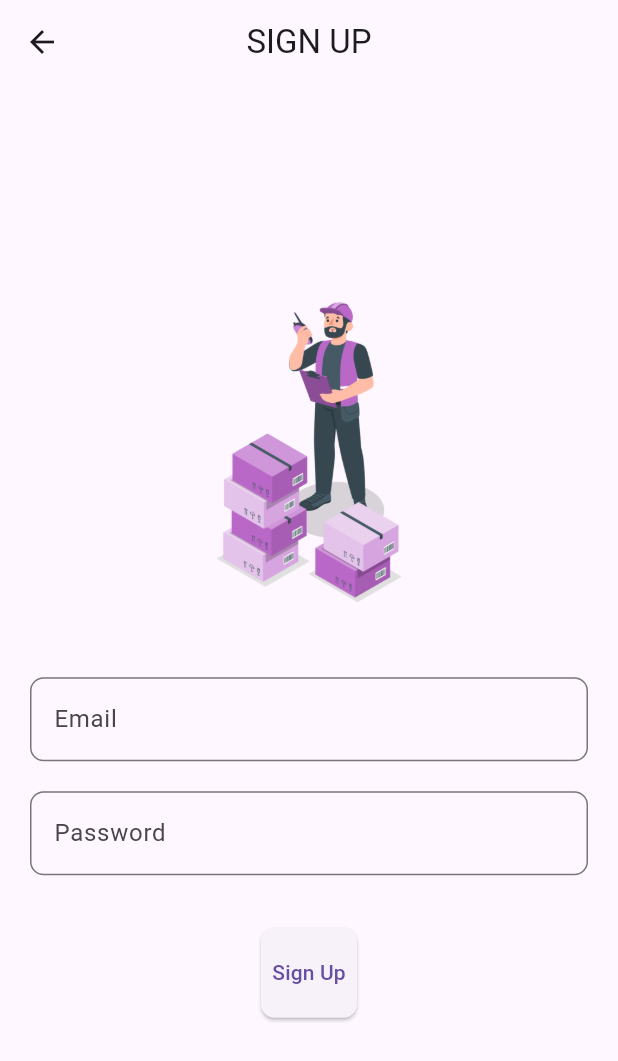
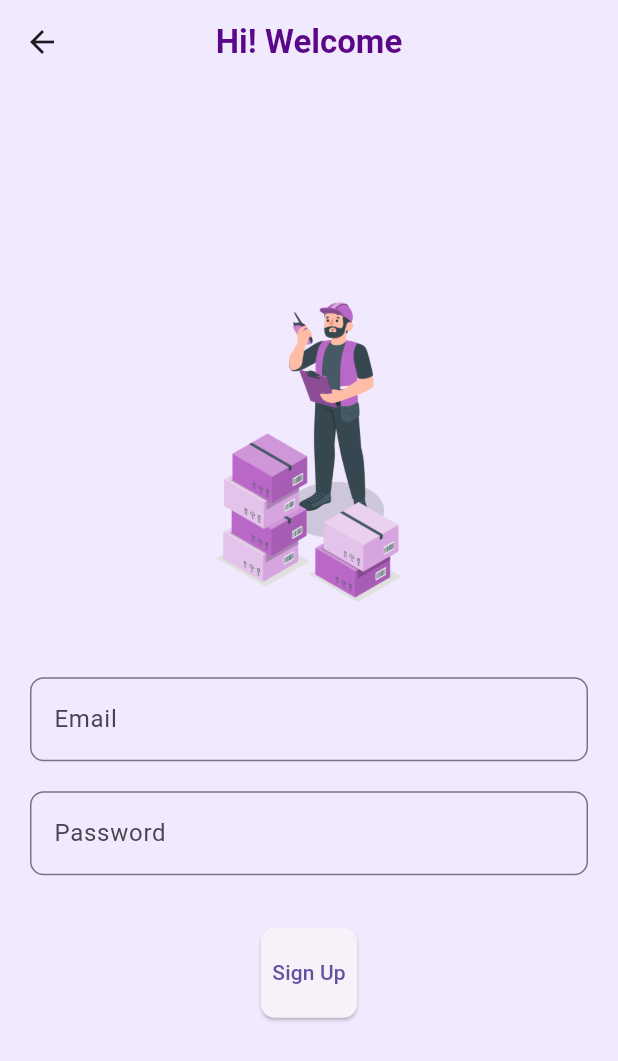
Before and after one commit to ghozifr/Digital-Inventory-Hub, a Flutter app: the screen it shows after launch, after a tap on the "logout" icon, after a tap on "Create an account", on a phone screen of 412 x 824 dp. Shown: the top 1061 px of the screen. Run offline on Flutter 3.47's test engine with Material 3 defaults, Android fonts, the phone set to English and light mode, and no system bars; our stand-ins replace animated_splash_screen, cloud_firestore, firebase_auth, firebase_core, get, lottie and 3 more; missing offline and left inert: flutter_barcode_scanner; accounts and stored records are empty.

Commit message:
coba check didetail product, digue gabisa jalan padahal ga diedit

```diff
--- a/inventory_hub/lib/app/modules/add_product/views/add_product_view.dart
+++ b/inventory_hub/lib/app/modules/add_product/views/add_product_view.dart
@@ -14,7 +14,9 @@ class AddProductView extends GetView<AddProductController> {
       appBar: AppBar(
         title: const Text('ADD PRODUCT'),
         centerTitle: true,
+        backgroundColor: const Color(0xFFF1EAFF),
       ),
+      backgroundColor: const Color(0xFFF1EAFF),
       body: ListView(
         padding: const EdgeInsets.all(20),
         children: [
--- a/inventory_hub/lib/app/modules/home/views/home_view.dart
+++ b/inventory_hub/lib/app/modules/home/views/home_view.dart
@@ -14,9 +14,11 @@ class HomeView extends GetView<HomeController> {
   Widget build(BuildContext context) {
     return Scaffold(
       appBar: AppBar(
-        title: const Text('HomeView'),
+        title: const Text('Menu'),
         centerTitle: true,
+        backgroundColor: const Color(0xFFF1EAFF),
       ),
+      backgroundColor: const Color(0xFFF1EAFF),
       body: GridView.builder(
         itemCount: 4,
         padding: const EdgeInsets.all(20),
@@ -76,7 +78,7 @@ class HomeView extends GetView<HomeController> {
           }
 
           return Material(
-            color: Colors.grey.shade300,
+            color: const Color(0xFFD0A2F7),
             borderRadius: BorderRadius.circular(9),
             child: InkWell(
               onTap: onTap,
@@ -106,6 +108,7 @@ class HomeView extends GetView<HomeController> {
             Get.snackbar("Error", hasil["error"]);
           }
         },
+        backgroundColor: const Color(0xFFDCBFFF),
         child: Icon(Icons.logout),
       ),
     );
--- a/inventory_hub/lib/app/modules/login/views/login_view.dart
+++ b/inventory_hub/lib/app/modules/login/views/login_view.dart
@@ -21,14 +21,14 @@ Widget build(BuildContext context) {
   return Scaffold(
     appBar: AppBar(
       title: const Text('Hi! Welcome back', style: TextStyle(
-        color: Color(0xFF3383C5),
+        color: Color(0xFF5B0888),
         fontWeight: FontWeight.bold,
         ),
       ),
       centerTitle: true,
-      backgroundColor: Colors.white,
+      backgroundColor: const Color(0xFFF1EAFF),
     ),
-
+    backgroundColor: const Color(0xFFF1EAFF),
     body: ListView(
       padding: const EdgeInsets.all(20),
       children: [
@@ -114,10 +114,31 @@ Widget build(BuildContext context) {
             ),
             padding: const EdgeInsets.symmetric(vertical: 20),
           ),
+          child: Container(
+             decoration: BoxDecoration(
+                borderRadius: BorderRadius.circular(9),
+                gradient: const LinearGradient(
+                   begin: Alignment.topLeft,
+                   end: Alignment.bottomRight,
+                   colors: [
+                    Color(0xFF9575CD), // Start color
+                  Color(0xFF7E57C2), // End color
+                    ],
+                  ),
+               ),
+          child: Center(
           child: Obx(
-            () => Text(controller.isLoading.isFalse ? "LOGIN" : "LOADING..."),
+            () => Text(controller.isLoading.isFalse ? "LOGIN" : "LOADING...",
+            style: const TextStyle(
+              fontSize: 16,
+              fontWeight: FontWeight.bold,
+              color: Colors.white,
+              ),
+              ),
+            ),
+           ),
           ),
-        ),
+        )
       ],
     ),
   );
--- a/inventory_hub/lib/app/modules/registration/views/registration_view.dart
+++ b/inventory_hub/lib/app/modules/registration/views/registration_view.dart
@@ -23,9 +23,15 @@ class RegistrationView extends StatelessWidget {
   Widget build(BuildContext context) {
     return Scaffold(
       appBar: AppBar(
-        title: const Text('SIGN UP'),
+        title: const Text('Hi! Welcome', style: TextStyle(
+        color: Color(0xFF5B0888),
+        fontWeight: FontWeight.bold,
+          ),
+        ),
         centerTitle: true,
+        backgroundColor: const Color(0xFFF1EAFF),
       ),
+      backgroundColor: const Color(0xFFF1EAFF),
       body: Padding(
         padding: const EdgeInsets.all(20),
 
```
